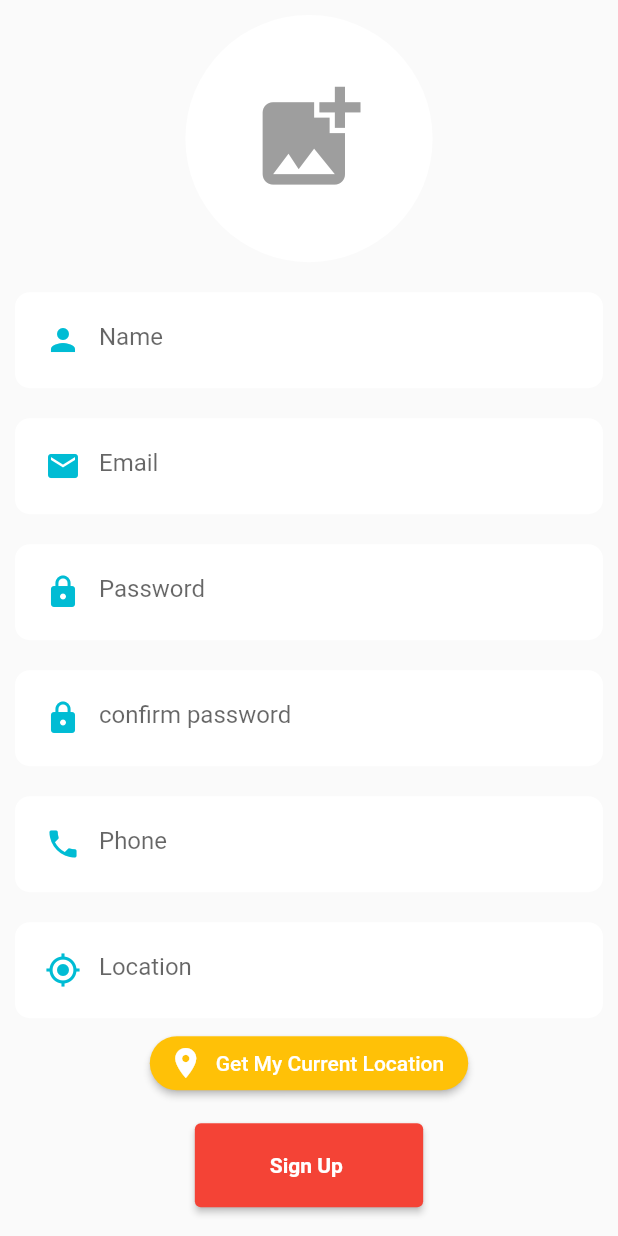
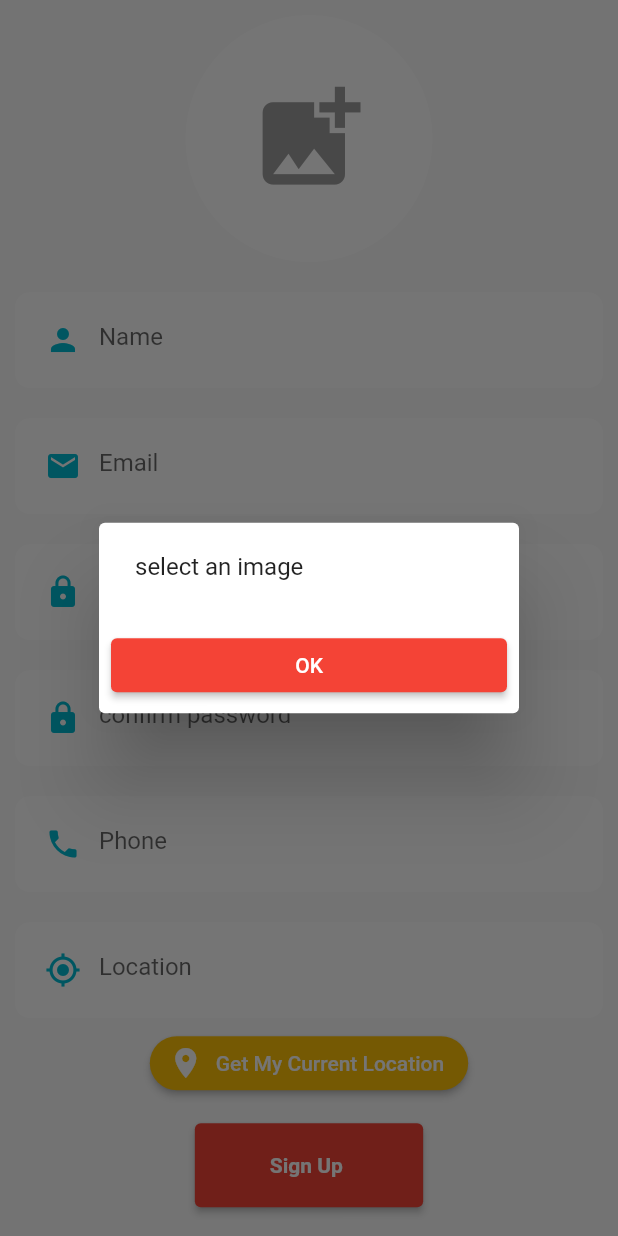
Before and after one commit to winsongr/seller, a Flutter app: the RegisterScreen widget shown alone on an empty page, opened directly, after a tap on "Sign Up", on a phone screen of 412 x 824 dp. Run offline on Flutter 3.47's test engine with Material 2 defaults, Android fonts, the phone set to English and light mode, and no system bars; our stand-ins replace firebase_core, geocoding, geolocator, image_picker; missing offline and left inert: cloud_firestore_web, dart:ffi, firebase_auth_web, firebase_core_web, geolocator_web, image_picker_for_web; accounts and stored records are empty.

```diff
--- a/lib/auth/register.dart
+++ b/lib/auth/register.dart
@@ -6,6 +6,7 @@ import 'package:geocoding/geocoding.dart';
 import 'package:geolocator/geolocator.dart';
 import 'package:image_picker/image_picker.dart';
 import 'package:seller/widgets/cus_textfield.dart';
+import 'package:seller/widgets/error_dialog.dart';
 
 class RegisterScreen extends StatefulWidget {
   const RegisterScreen({Key? key}) : super(key: key);
@@ -72,6 +73,44 @@ class _RegisterScreenState extends State<RegisterScreen> {
   TextEditingController phoneController = TextEditingController();
   TextEditingController locationController = TextEditingController();
   TextEditingController emailController = TextEditingController();
+  formValidation() async {
+    if (imageXfile == null) {
+      showDialog(
+          context: context,
+          builder: (c) {
+            return const ErrorDialog(
+              message: "select an image",
+            );
+          });
+    } else {
+      if (passwordController.text == confirmPasswordController.text) {
+        if (confirmPasswordController.text.isNotEmpty &&
+            emailController.text.isNotEmpty &&
+            nameController.text.isNotEmpty &&
+            phoneController.text.isNotEmpty &&
+            locationController.text.isNotEmpty) {
+//upload image
+
+        } else {
+          showDialog(
+              context: context,
+              builder: (c) {
+                return const ErrorDialog(
+                  message: "fill required fields",
+                );
+              });
+        }
+      } else {
+        showDialog(
+            context: context,
+            builder: (c) {
+              return const ErrorDialog(
+                message: "Password not matching",
+              );
+            });
+      }
+    }
+  }
 
   @override
   Widget build(BuildContext context) {
@@ -175,7 +214,9 @@ class _RegisterScreenState extends State<RegisterScreen> {
               height: 20,
             ),
             ElevatedButton(
-              onPressed: () => print("object1"),
+              onPressed: () {
+                formValidation();
+              },
               child: const Text(
                 "Sign Up ",
                 style:
```
Also changed, not shown: 1 other file.
